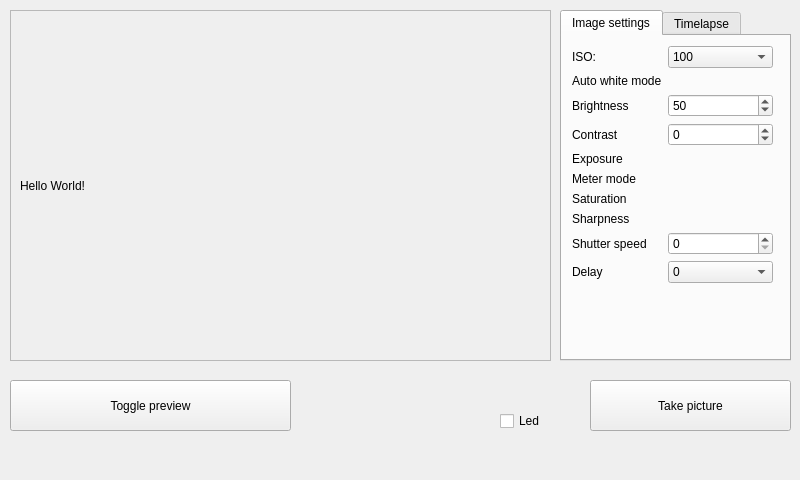
Old version of the form mainwindow.ui in the repository josepalos/picam.
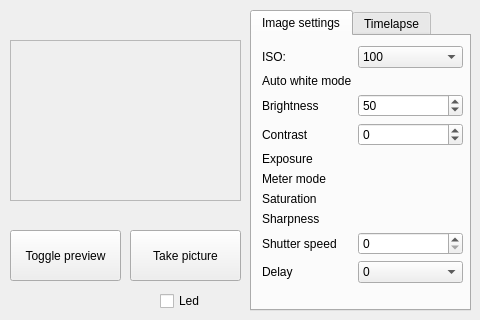
New version of the form.

Commit message: feat: changed window dimensions to fit a 3.5 inch waveshare screen

```diff
--- a/mainwindow.ui
+++ b/mainwindow.ui
@@ -6,8 +6,8 @@
    <rect>
     <x>0</x>
     <y>0</y>
-    <width>800</width>
-    <height>480</height>
+    <width>480</width>
+    <height>320</height>
    </rect>
   </property>
   <property name="windowTitle">
@@ -17,9 +17,9 @@
    <widget class="QPushButton" name="btnShutter">
     <property name="geometry">
      <rect>
-      <x>590</x>
-      <y>380</y>
-      <width>201</width>
+      <x>130</x>
+      <y>230</y>
+      <width>111</width>
       <height>51</height>
      </rect>
     </property>
@@ -31,8 +31,8 @@
     <property name="geometry">
      <rect>
       <x>10</x>
-      <y>380</y>
-      <width>281</width>
+      <y>230</y>
+      <width>111</width>
       <height>51</height>
      </rect>
     </property>
@@ -44,9 +44,9 @@
     <property name="geometry">
      <rect>
       <x>10</x>
-      <y>10</y>
-      <width>541</width>
-      <height>351</height>
+      <y>40</y>
+      <width>231</width>
+      <height>161</height>
      </rect>
     </property>
     <property name="frameShape">
@@ -58,24 +58,24 @@
     <widget class="QLabel" name="labelImg">
      <property name="geometry">
       <rect>
-       <x>10</x>
-       <y>10</y>
-       <width>521</width>
-       <height>331</height>
+       <x>0</x>
+       <y>0</y>
+       <width>231</width>
+       <height>161</height>
       </rect>
      </property>
      <property name="text">
-      <string>Hello World!</string>
+      <string/>
      </property>
     </widget>
    </widget>
    <widget class="QTabWidget" name="tabWidget">
     <property name="geometry">
      <rect>
-      <x>560</x>
+      <x>250</x>
       <y>10</y>
-      <width>231</width>
-      <height>351</height>
+      <width>221</width>
+      <height>301</height>
      </rect>
     </property>
     <property name="currentIndex">
@@ -91,7 +91,7 @@
         <x>10</x>
         <y>10</y>
         <width>201</width>
-        <height>301</height>
+        <height>251</height>
        </rect>
       </property>
       <layout class="QFormLayout" name="formLayout">
@@ -294,8 +294,8 @@
    <widget class="QCheckBox" name="checkboxLed">
     <property name="geometry">
      <rect>
-      <x>500</x>
-      <y>410</y>
+      <x>160</x>
+      <y>290</y>
       <width>71</width>
       <height>22</height>
      </rect>
```
The commit also changes 1 other file.
